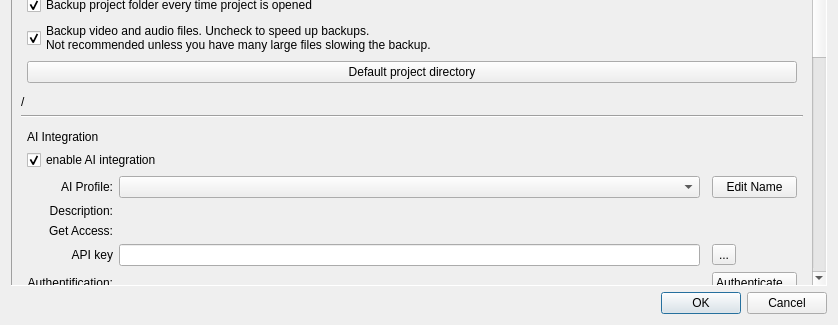
The window that src/GUI_UIs/ui_dialog_settings.ui (ccbogel/QualCoder) describes before a commit, drawn with Qt 5; both pictures show x 0 to 838 and y 326 to 651 of the 838 by 651 pixel window.
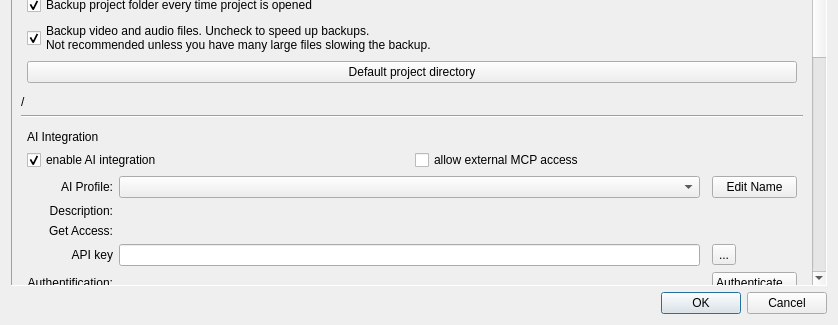
The same window after the commit.

Commit message: AI external MCP server first version

Diff of the .ui file:
```diff
--- a/src/GUI_UIs/ui_dialog_settings.ui
+++ b/src/GUI_UIs/ui_dialog_settings.ui
@@ -756,6 +756,21 @@
            </widget>
           </item>
           <item>
+           <widget class="QWidget" name="widget_AI_enable" native="true">
+            <layout class="QHBoxLayout" name="horizontalLayout_4">
+             <property name="leftMargin">
+              <number>0</number>
+             </property>
+             <property name="topMargin">
+              <number>0</number>
+             </property>
+             <property name="rightMargin">
+              <number>0</number>
+             </property>
+             <property name="bottomMargin">
+              <number>0</number>
+             </property>
+             <item>
            <widget class="QCheckBox" name="checkBox_AI_enable">
             <property name="text">
              <string>enable AI integration</string>
@@ -763,6 +778,21 @@
             <property name="checked">
              <bool>true</bool>
             </property>
+              </widget>
+             </item>
+             <item>
+              <widget class="QCheckBox" name="checkBox_MCP_enable">
+               <property name="toolTip">
+                <string>This allows external AI agents such as Claude Code, Codex, OpenCode, or Hermes Agent to access the currently opened QualCoder project via MCP on localhost (127.0.0.1).
+The same AI permissions apply as for the internal AI agent (Read-Only / Sandboxed / Full Access).
+This is an experimental feature. Use it with care.</string>
+               </property>
+               <property name="text">
+                <string>allow external MCP access</string>
+               </property>
+              </widget>
+             </item>
+            </layout>
            </widget>
           </item>
           <item>
```
Lines whose indentation alone changed are shown as unchanged. The commit also changes 11 other files.
